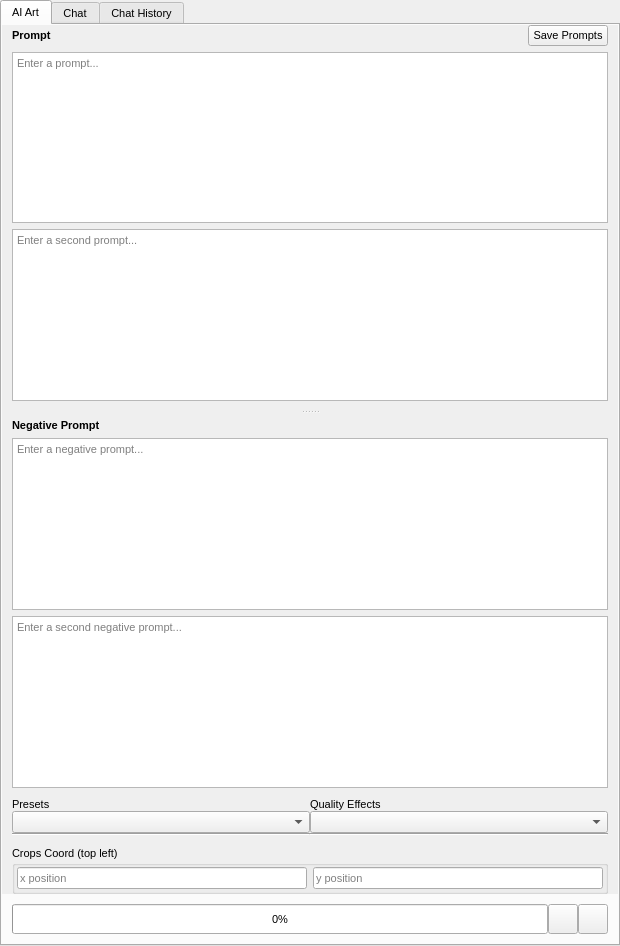
Above: src/airunner/widgets/generator_form/templates/generatorform.ui from Capsize-Games/airunner before the change. Below: the same form after it.
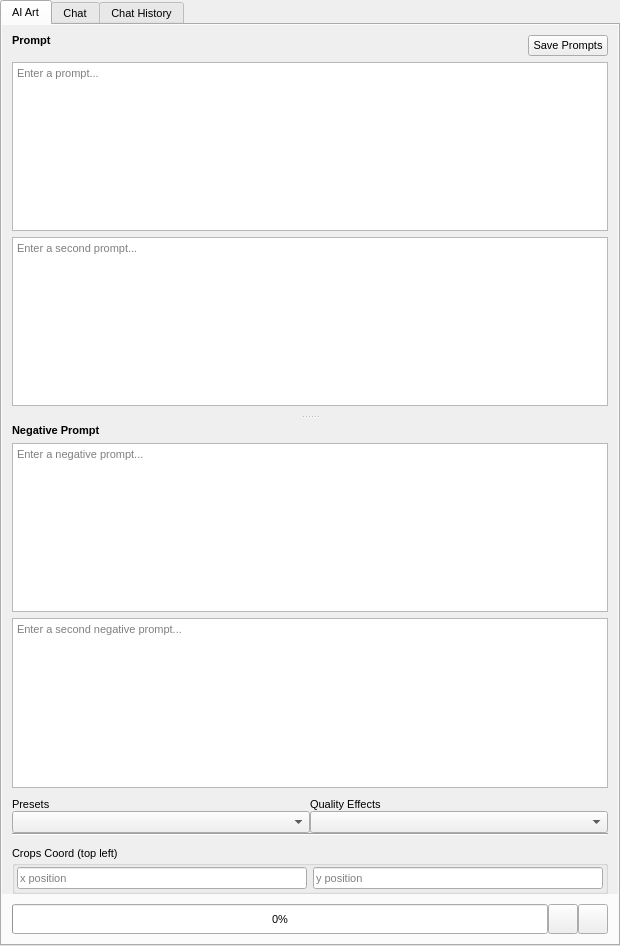
That is the form after the change. Icons and pictures are not drawn. Custom widgets are drawn as their Qt base class.

```diff
--- a/src/airunner/widgets/generator_form/templates/generatorform.ui
+++ b/src/airunner/widgets/generator_form/templates/generatorform.ui
@@ -234,6 +234,9 @@
                </item>
                <item row="0" column="1">
                 <layout class="QHBoxLayout" name="horizontalLayout_6">
+                 <property name="topMargin">
+                  <number>10</number>
+                 </property>
                  <item>
                   <spacer name="horizontalSpacer">
                    <property name="orientation">
```
